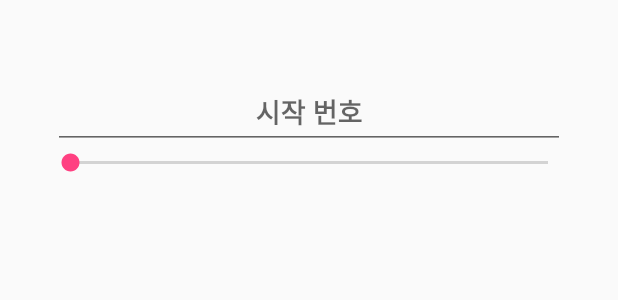
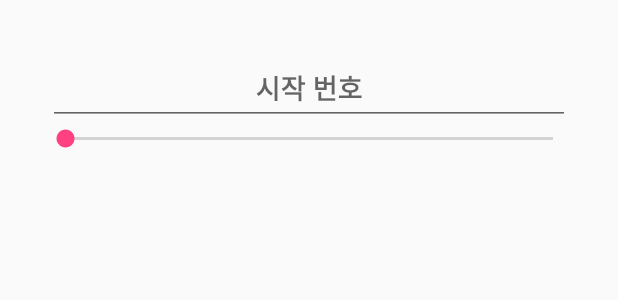
Before and after one commit to mcm811/Hi5Conroller, an Android app: the layout dialog_weld_count.xml on its own in the app's theme, with its tools: preview values and no code run, on a phone screen of 412 x 824 dp. Shown: the top 300 px of the screen. Run offline under Robolectric (Android 15) with nearby library versions, the light colour scheme and no system bars.

Commit message:
수정창 패딩값 조정

```diff
--- a/hi5controller/build.gradle
+++ b/hi5controller/build.gradle
@@ -13,8 +13,8 @@ android {
 		applicationId "com.changyoung.hi5controller"
 		minSdkVersion 15
 		targetSdkVersion 23
-		versionCode 3
-		versionName '1.0.1'
+		versionCode 4
+		versionName '1.0.2'
 	}
 	buildTypes {
 		release {
@@ -37,4 +37,5 @@ dependencies {
 	compile 'com.android.support:support-v4:23.1.0'
 	compile 'com.google.android.gms:play-services-ads:8.1.0'
 	compile 'com.android.support:cardview-v7:23.1.0'
+	compile 'com.android.support:support-annotations:23.1.0'
 }
--- a/hi5controller/src/main/res/layout/dialog_weld_condition.xml
+++ b/hi5controller/src/main/res/layout/dialog_weld_condition.xml
@@ -7,7 +7,7 @@
 	android:layout_height="wrap_content"
 	android:minHeight="25px"
 	android:minWidth="25px"
-	android:padding="5dp">
+	android:padding="2dp">
 
 	<!--소프트키보드를 안보이게 하기 위한 포커스 작업(focusable, focusableInTouchMode)-->
 	<LinearLayout
--- a/hi5controller/src/main/res/layout/dialog_weld_count.xml
+++ b/hi5controller/src/main/res/layout/dialog_weld_count.xml
@@ -7,7 +7,7 @@
               android:focusable="true"
               android:focusableInTouchMode="true"
               android:orientation="vertical"
-              android:padding="5dp">
+              android:padding="2dp">
 
 	<com.google.android.gms.ads.AdView
 		android:id="@+id/adView"
@@ -23,9 +23,9 @@
 		android:id="@+id/statusText"
 		android:layout_width="match_parent"
 		android:layout_height="wrap_content"
-		android:layout_marginTop="10sp"
+		android:layout_marginTop="2dp"
 		android:gravity="center"
-		android:paddingBottom="4pt"
+		android:paddingBottom="4dp"
 		android:textStyle="bold"/>
 
 	<android.support.design.widget.TextInputLayout
@@ -65,7 +65,8 @@
 		android:layout_height="wrap_content"
 		android:minHeight="25px"
 		android:minWidth="25px"
-		android:padding="30dp">
+		android:paddingEnd="30dp"
+		android:paddingStart="30dp">
 
 		<LinearLayout
 			android:id="@+id/linearLayout"
```
Also changed, not shown: 1 other file.
